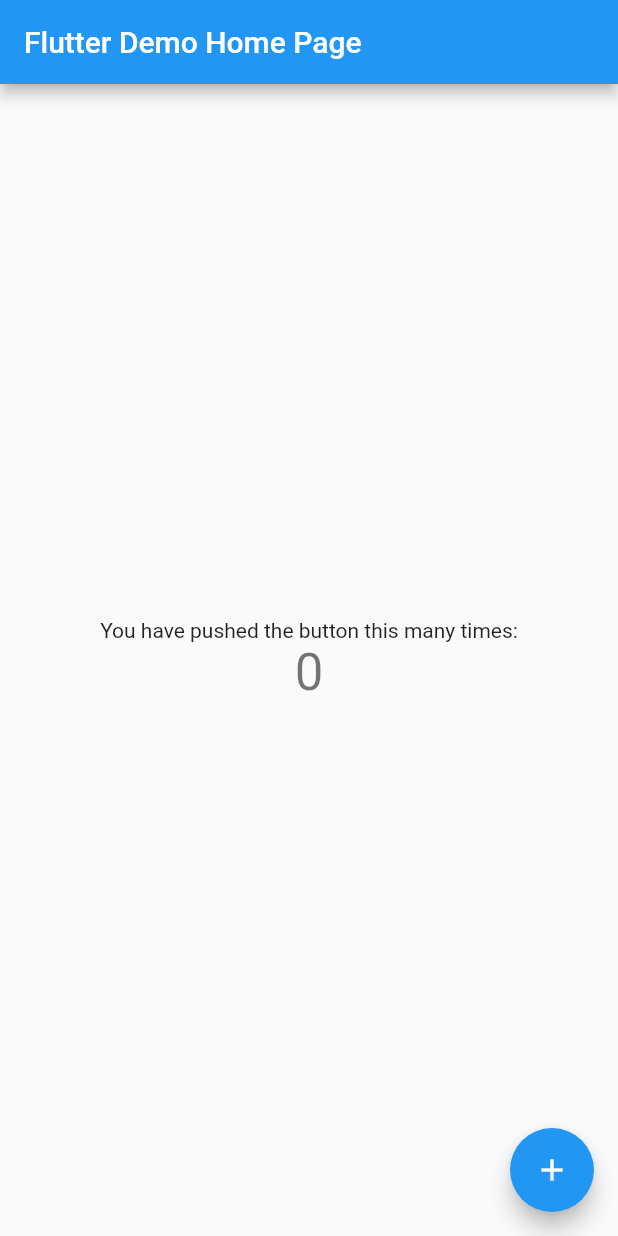
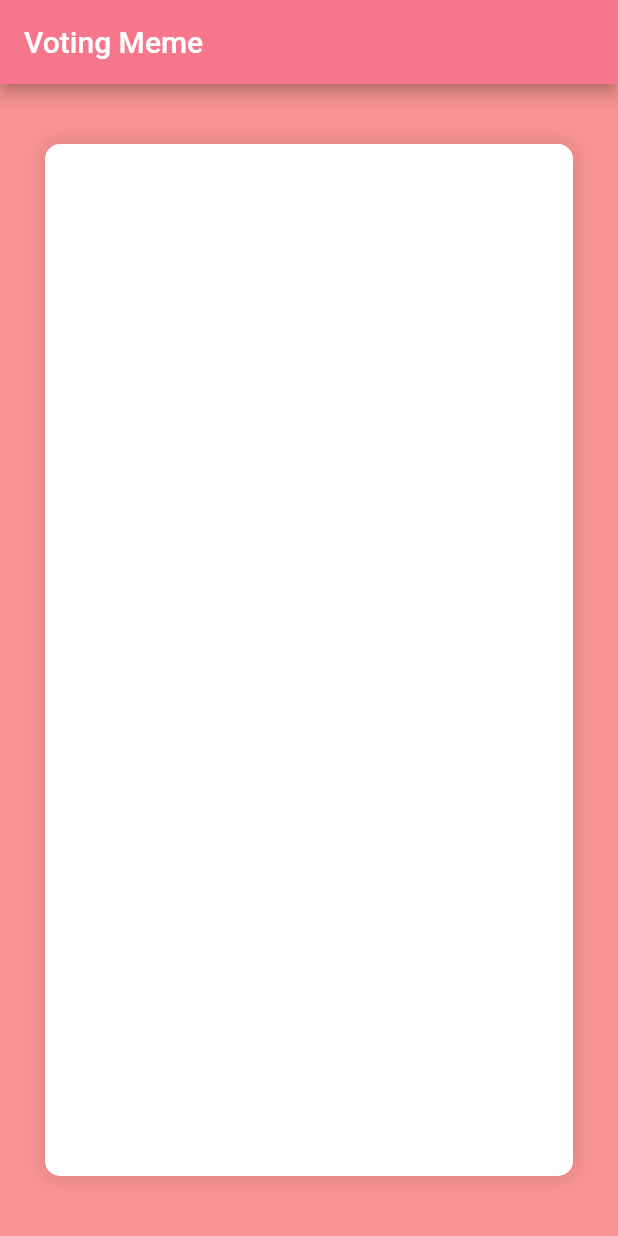
Before and after one commit to asupitcha/voting-app, a Flutter app: the screen it shows after launch, on a phone screen of 412 x 824 dp. Run offline on Flutter 3.47's test engine with Material 2 defaults, Android fonts, the phone set to English and light mode, and no system bars.

Commit message:
add box container and change background color

```diff
--- a/lib/main.dart
+++ b/lib/main.dart
@@ -1,4 +1,5 @@
 import 'package:flutter/material.dart';
+import 'package:voting_app/modules/shared/box_container.dart';
 
 void main() {
   runApp(MyApp());
@@ -13,7 +14,7 @@ class MyApp extends StatelessWidget {
         primarySwatch: Colors.blue,
         visualDensity: VisualDensity.adaptivePlatformDensity,
       ),
-      home: MyHomePage(title: 'Flutter Demo Home Page'),
+      home: MyHomePage(title: 'Voting Meme'),
     );
   }
 }
@@ -28,38 +29,20 @@ class MyHomePage extends StatefulWidget {
 }
 
 class _MyHomePageState extends State<MyHomePage> {
-  int _counter = 0;
-
-  void _incrementCounter() {
-    setState(() {
-      _counter++;
-    });
-  }
-
   @override
   Widget build(BuildContext context) {
     return Scaffold(
+      backgroundColor: Color(0xFFF79491),
       appBar: AppBar(
+        backgroundColor: Color(0xFFF6778B),
         title: Text(widget.title),
       ),
       body: Center(
         child: Column(
-          mainAxisAlignment: MainAxisAlignment.center,
-          children: <Widget>[
-            Text(
-              'You have pushed the button this many times:',
-            ),
-            Text(
-              '$_counter',
-              style: Theme.of(context).textTheme.headline4,
-            ),
+          children: [
+            Expanded(child: BoxContainer()),
           ],
         ),
-      ),
-      floatingActionButton: FloatingActionButton(
-        onPressed: _incrementCounter,
-        tooltip: 'Increment',
-        child: Icon(Icons.add),
       ),
     );
   }
--- /dev/null
+++ b/lib/modules/shared/box_container.dart
@@ -0,0 +1,19 @@
+import 'package:flutter/material.dart';
+import 'package:flutter/widgets.dart';
+
+class BoxContainer extends StatelessWidget {
+  @override
+  Widget build(BuildContext context) {
+    return Container(
+      margin: const EdgeInsets.symmetric(vertical: 40, horizontal: 30),
+      width: MediaQuery.of(context).size.width,
+      decoration: BoxDecoration(
+        color: Colors.white,
+        borderRadius: BorderRadius.circular(10),
+        boxShadow: [
+          BoxShadow(color: Colors.black12, spreadRadius: 1, blurRadius: 10),
+        ],
+      ),
+    );
+  }
+}
```
